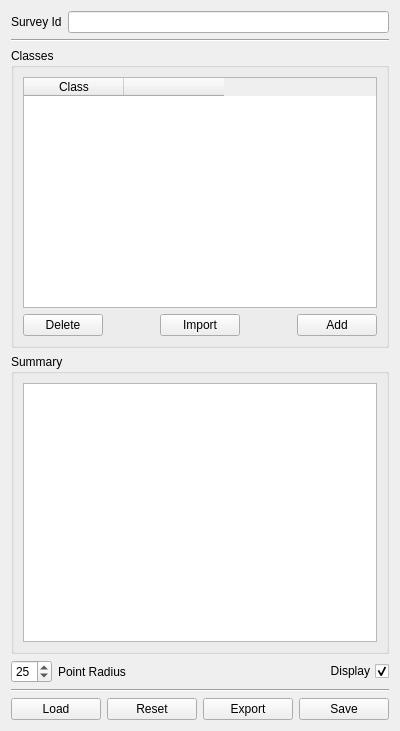
Above: ddg/point_widget.ui from persts/DotDotGoose before the change. Below: the same form after it.
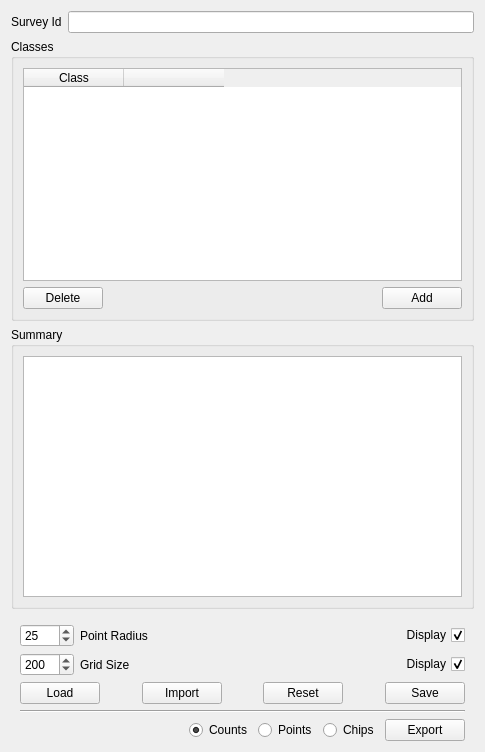
That is the form after the change. Icons and pictures are not drawn.

Commit message: GUI enhancement and added new export functionality

Diff of the .ui file:
```diff
--- a/ddg/point_widget.ui
+++ b/ddg/point_widget.ui
@@ -6,14 +6,14 @@
    <rect>
     <x>0</x>
     <y>0</y>
-    <width>400</width>
-    <height>731</height>
+    <width>485</width>
+    <height>752</height>
    </rect>
   </property>
   <property name="windowTitle">
    <string>Form</string>
   </property>
-  <layout class="QVBoxLayout" name="verticalLayout_3">
+  <layout class="QVBoxLayout" name="verticalLayout_4">
    <item>
     <layout class="QHBoxLayout" name="horizontalLayout_4">
      <item>
@@ -28,13 +28,6 @@
      </item>
     </layout>
    </item>
-   <item>
-    <widget class="Line" name="line_2">
-     <property name="orientation">
-      <enum>Qt::Horizontal</enum>
-     </property>
-    </widget>
-   </item>
    <item>
     <widget class="QGroupBox" name="groupBoxClasses">
      <property name="title">
@@ -68,25 +61,15 @@
           <property name="text">
            <string>Delete</string>
           </property>
-         </widget>
-        </item>
-        <item>
-         <spacer name="horizontalSpacer_3">
-          <property name="orientation">
-           <enum>Qt::Horizontal</enum>
+          <property name="icon">
+           <iconset resource="../icons/ddg.qrc">
+            <normaloff>:/icons/delete.svg</normaloff>:/icons/delete.svg</iconset>
           </property>
-          <property name="sizeHint" stdset="0">
+          <property name="iconSize">
            <size>
-            <width>40</width>
-            <height>20</height>
+            <width>24</width>
+            <height>24</height>
            </size>
-          </property>
-         </spacer>
-        </item>
-        <item>
-         <widget class="QPushButton" name="pushButtonImport">
-          <property name="text">
-           <string>Import</string>
           </property>
          </widget>
         </item>
@@ -114,6 +97,16 @@
           <property name="text">
            <string>Add</string>
           </property>
+          <property name="icon">
+           <iconset resource="../icons/ddg.qrc">
+            <normaloff>:/icons/add.svg</normaloff>:/icons/add.svg</iconset>
+          </property>
+          <property name="iconSize">
+           <size>
+            <width>24</width>
+            <height>24</height>
+           </size>
+          </property>
          </widget>
         </item>
        </layout>
@@ -134,8 +127,14 @@
     </widget>
    </item>
    <item>
-    <layout class="QHBoxLayout" name="horizontalLayout_2">
+    <widget class="QFrame" name="frame_2">
+     <layout class="QVBoxLayout" name="verticalLayout_3">
+      <property name="bottomMargin">
+       <number>0</number>
+      </property>
      <item>
+       <layout class="QGridLayout" name="gridLayout">
+        <item row="0" column="0">
       <widget class="QSpinBox" name="spinBoxPointRadius">
        <property name="minimum">
         <number>1</number>
@@ -151,14 +150,14 @@
        </property>
       </widget>
      </item>
-     <item>
+        <item row="0" column="1">
       <widget class="QLabel" name="label_2">
        <property name="text">
         <string>Point Radius</string>
        </property>
       </widget>
      </item>
-     <item>
+        <item row="0" column="2" colspan="2">
       <spacer name="horizontalSpacer">
        <property name="orientation">
         <enum>Qt::Horizontal</enum>
@@ -171,7 +170,7 @@
        </property>
       </spacer>
      </item>
-     <item>
+        <item row="0" column="4">
       <widget class="QCheckBox" name="checkBoxDisplayPoints">
        <property name="layoutDirection">
         <enum>Qt::RightToLeft</enum>
@@ -184,49 +183,243 @@
        </property>
       </widget>
      </item>
-    </layout>
-   </item>
-   <item>
-    <widget class="Line" name="line_3">
+        <item row="1" column="0">
+         <widget class="QSpinBox" name="spinBoxGrid">
+          <property name="maximum">
+           <number>1000</number>
+          </property>
+          <property name="singleStep">
+           <number>50</number>
+          </property>
+          <property name="value">
+           <number>200</number>
+          </property>
+         </widget>
+        </item>
+        <item row="1" column="1">
+         <widget class="QLabel" name="label_3">
+          <property name="text">
+           <string>Grid Size</string>
+          </property>
+         </widget>
+        </item>
+        <item row="1" column="2">
+         <spacer name="horizontalSpacer_4">
      <property name="orientation">
       <enum>Qt::Horizontal</enum>
      </property>
-    </widget>
-   </item>
+          <property name="sizeHint" stdset="0">
+           <size>
+            <width>40</width>
+            <height>20</height>
+           </size>
+          </property>
+         </spacer>
+        </item>
+        <item row="1" column="3" colspan="2">
+         <widget class="QCheckBox" name="checkBoxDisplayGrid">
+          <property name="layoutDirection">
+           <enum>Qt::RightToLeft</enum>
+          </property>
+          <property name="text">
+           <string>Display</string>
+          </property>
+          <property name="checked">
+           <bool>true</bool>
+          </property>
+         </widget>
+        </item>
+       </layout>
+      </item>
    <item>
-    <layout class="QHBoxLayout" name="horizontalLayout">
-     <item>
+       <layout class="QGridLayout" name="gridLayout_2">
+        <item row="0" column="0">
       <widget class="QPushButton" name="pushButtonLoadPoints">
        <property name="text">
         <string>Load</string>
        </property>
-      </widget>
-     </item>
-     <item>
+          <property name="icon">
+           <iconset resource="../icons/ddg.qrc">
+            <normaloff>:/icons/load.svg</normaloff>:/icons/load.svg</iconset>
+          </property>
+          <property name="iconSize">
+           <size>
+            <width>24</width>
+            <height>24</height>
+           </size>
+          </property>
+         </widget>
+        </item>
+        <item row="0" column="1">
+         <spacer name="horizontalSpacer_7">
+          <property name="orientation">
+           <enum>Qt::Horizontal</enum>
+          </property>
+          <property name="sizeHint" stdset="0">
+           <size>
+            <width>40</width>
+            <height>20</height>
+           </size>
+          </property>
+         </spacer>
+        </item>
+        <item row="0" column="2">
+         <widget class="QPushButton" name="pushButtonImport">
+          <property name="toolTip">
+           <string>Import classes and custom field from existing point file.</string>
+          </property>
+          <property name="text">
+           <string>Import</string>
+          </property>
+          <property name="icon">
+           <iconset resource="../icons/ddg.qrc">
+            <normaloff>:/icons/import.svg</normaloff>:/icons/import.svg</iconset>
+          </property>
+          <property name="iconSize">
+           <size>
+            <width>24</width>
+            <height>24</height>
+           </size>
+          </property>
+         </widget>
+        </item>
+        <item row="0" column="3">
+         <spacer name="horizontalSpacer_3">
+          <property name="orientation">
+           <enum>Qt::Horizontal</enum>
+          </property>
+          <property name="sizeHint" stdset="0">
+           <size>
+            <width>40</width>
+            <height>20</height>
+           </size>
+          </property>
+         </spacer>
+        </item>
+        <item row="0" column="4">
       <widget class="QPushButton" name="pushButtonReset">
        <property name="text">
         <string>Reset</string>
        </property>
-      </widget>
-     </item>
-     <item>
-      <widget class="QPushButton" name="pushButtonExport">
-       <property name="text">
-        <string>Export</string>
-       </property>
-      </widget>
-     </item>
-     <item>
+          <property name="icon">
+           <iconset resource="../icons/ddg.qrc">
+            <normaloff>:/icons/reset.svg</normaloff>:/icons/reset.svg</iconset>
+          </property>
+          <property name="iconSize">
+           <size>
+            <width>24</width>
+            <height>24</height>
+           </size>
+          </property>
+         </widget>
+        </item>
+        <item row="0" column="5">
+         <spacer name="horizontalSpacer_5">
+          <property name="orientation">
+           <enum>Qt::Horizontal</enum>
+          </property>
+          <property name="sizeHint" stdset="0">
+           <size>
+            <width>40</width>
+            <height>20</height>
+           </size>
+          </property>
+         </spacer>
+        </item>
+        <item row="0" column="6">
       <widget class="QPushButton" name="pushButtonSave">
        <property name="text">
         <string>Save</string>
        </property>
-      </widget>
-     </item>
+          <property name="icon">
+           <iconset resource="../icons/ddg.qrc">
+            <normaloff>:/icons/save.svg</normaloff>:/icons/save.svg</iconset>
+          </property>
+          <property name="iconSize">
+           <size>
+            <width>24</width>
+            <height>24</height>
+           </size>
+          </property>
+         </widget>
+        </item>
+        <item row="1" column="0" colspan="7">
+         <widget class="Line" name="line">
+          <property name="orientation">
+           <enum>Qt::Horizontal</enum>
+          </property>
+         </widget>
+        </item>
+        <item row="2" column="6">
+         <widget class="QPushButton" name="pushButtonExport">
+          <property name="toolTip">
+           <string>Export</string>
+          </property>
+          <property name="text">
+           <string>Export</string>
+          </property>
+          <property name="icon">
+           <iconset resource="../icons/ddg.qrc">
+            <normaloff>:/icons/export.svg</normaloff>:/icons/export.svg</iconset>
+          </property>
+          <property name="iconSize">
+           <size>
+            <width>24</width>
+            <height>24</height>
+           </size>
+          </property>
+         </widget>
+        </item>
+        <item row="2" column="0" colspan="6">
+         <layout class="QHBoxLayout" name="horizontalLayout">
+          <item>
+           <spacer name="horizontalSpacer_6">
+            <property name="orientation">
+             <enum>Qt::Horizontal</enum>
+            </property>
+            <property name="sizeHint" stdset="0">
+             <size>
+              <width>40</width>
+              <height>20</height>
+             </size>
+            </property>
+           </spacer>
+          </item>
+          <item>
+           <widget class="QRadioButton" name="radioButtonCounts">
+            <property name="text">
+             <string>Counts</string>
+            </property>
+            <property name="checked">
+             <bool>true</bool>
+            </property>
+           </widget>
+          </item>
+          <item>
+           <widget class="QRadioButton" name="radioButtonPoints">
+            <property name="text">
+             <string>Points</string>
+            </property>
+           </widget>
+          </item>
+          <item>
+           <widget class="QRadioButton" name="radioButtonChips">
+            <property name="text">
+             <string>Chips</string>
+            </property>
+           </widget>
+          </item>
     </layout>
    </item>
   </layout>
- </widget>
- <resources/>
+      </item>
+     </layout>
+    </widget>
+   </item>
+  </layout>
+ </widget>
+ <resources>
+  <include location="../icons/ddg.qrc"/>
+ </resources>
  <connections/>
 </ui>
```
Left out of the diff: 19 changed lines with no effect on the pictures. Lines whose indentation alone changed are shown as unchanged. The commit also changes 12 other files.
